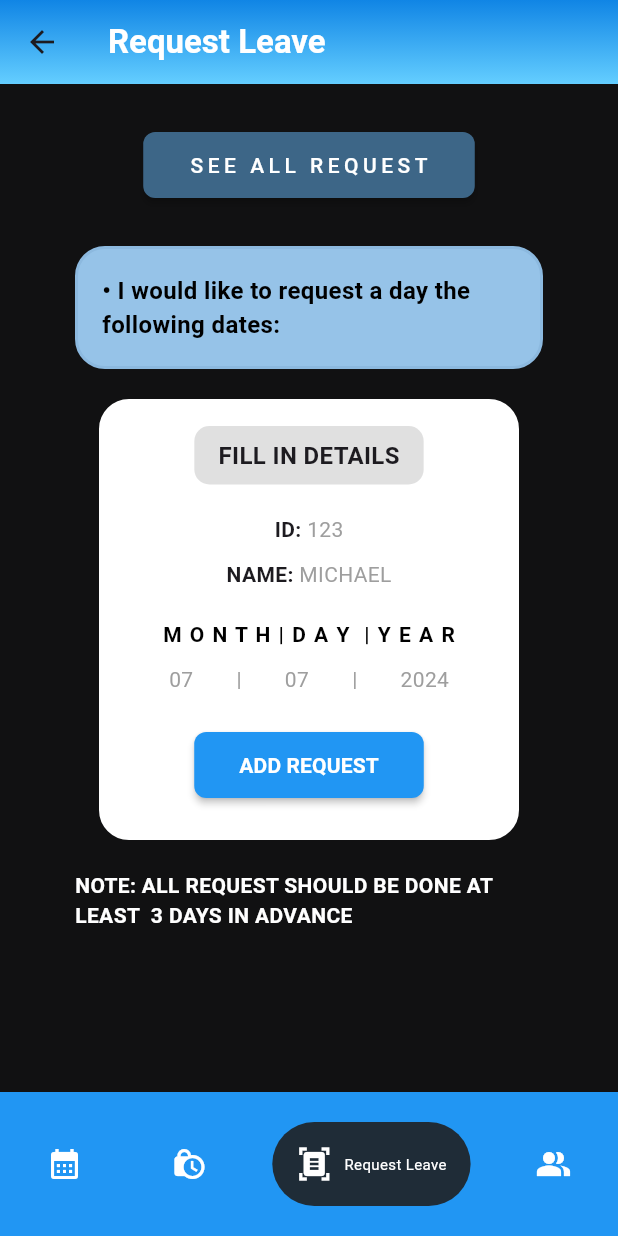
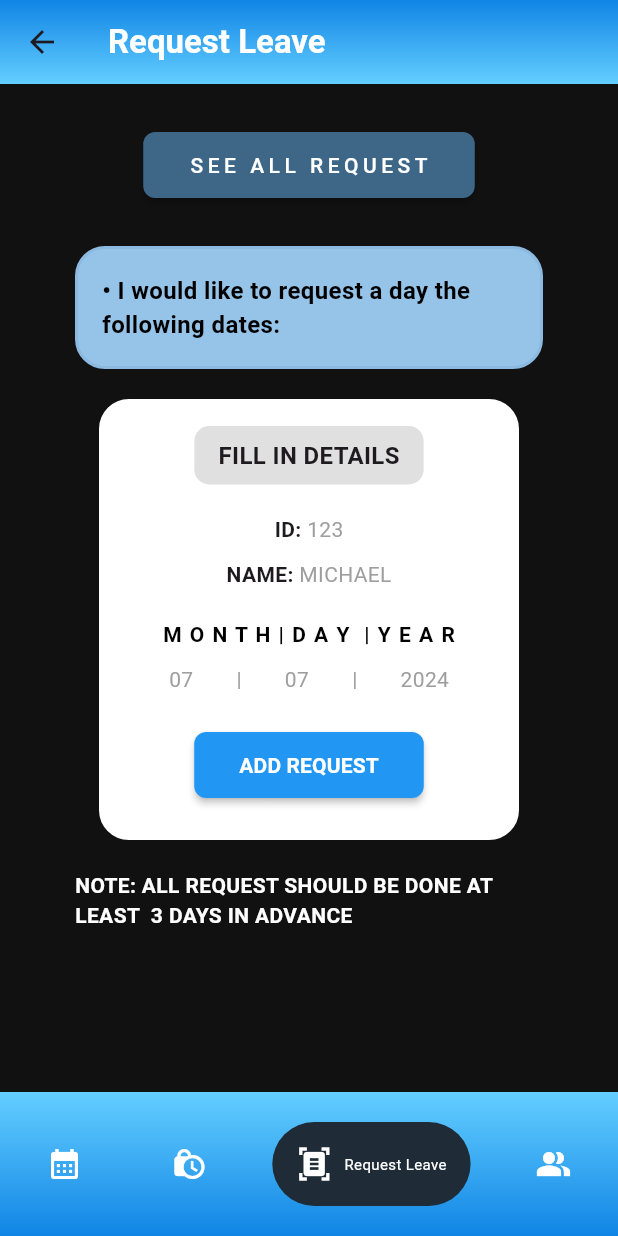
Before and after one commit to Makcieh/assfiex_app_it14, a Flutter app: the BottomNav screen opened by its route, item 3 of the bottom bar chosen, on a phone screen of 412 x 824 dp. Run offline on Flutter 3.47's test engine with Material 3 defaults, Android fonts, the phone set to English and light mode, and no system bars; drawn by our look-alikes of google_nav_bar; our stand-ins replace firebase_auth, firebase_core, table_calendar; accounts and stored records are empty.

Commit message:
updated 9-29

```diff
--- a/lib/components/bottom_nav.dart
+++ b/lib/components/bottom_nav.dart
@@ -34,12 +34,20 @@ class _BottomNavState extends State<BottomNav> {
     return Scaffold(
       body: _pages[_selectedIndex],
       bottomNavigationBar: Container(
-        color: Colors.blue,
+        decoration: const BoxDecoration(
+          gradient: LinearGradient(
+            begin: Alignment.bottomLeft,
+            end: Alignment.topLeft,
+            colors: [
+              Color.fromARGB(255, 16, 133, 229),
+              Color.fromARGB(255, 100, 206, 255),
+            ],
+          ),
+        ),
         child: Padding(
           padding: const EdgeInsets.symmetric(horizontal: 15.0, vertical: 20),
           child: GNav(
             gap: 8,
-            backgroundColor: Colors.blue,
             color: const Color.fromARGB(255, 255, 255, 255),
             activeColor: const Color.fromARGB(255, 255, 255, 255),
             tabBackgroundColor: const Color.fromARGB(255, 31, 44, 55),
```
